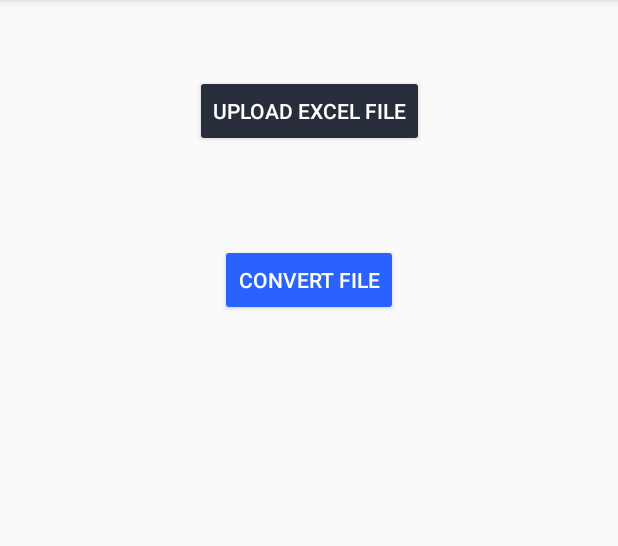
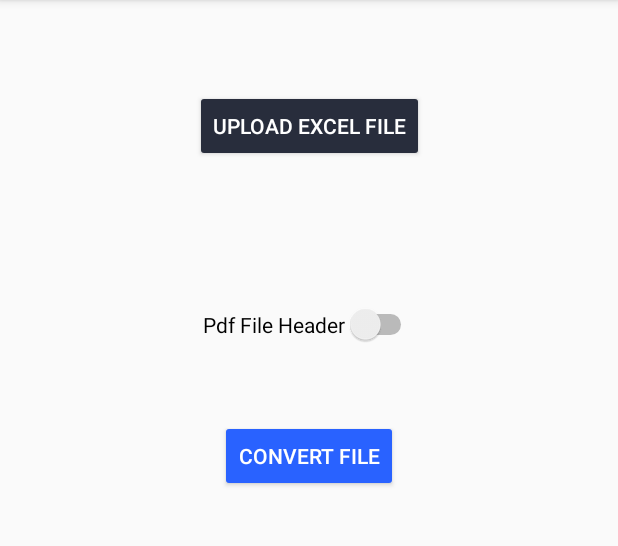
Before and after one commit to descifrador17/ExcelToPDF, an Android app: the screen it shows after launch (MainActivity), after a tap on "UPLOAD EXCEL FILE", on a phone screen of 412 x 824 dp, the part 84-630 px from its top. Run offline under Robolectric (Android 15) with nearby library versions, the phone set to English and light mode, and no system bars.

Commit message:
GoogleResponses To PDF Converter Initial Commit

```diff
--- a/app/build.gradle
+++ b/app/build.gradle
@@ -37,6 +37,7 @@ dependencies {
     implementation 'androidx.core:core-ktx:1.3.0'
     implementation 'androidx.appcompat:appcompat:1.1.0'
     implementation 'androidx.constraintlayout:constraintlayout:1.1.3'
+    implementation 'com.google.android.gms:play-services-ads:18.3.0'
     testImplementation 'junit:junit:4.12'
     androidTestImplementation 'androidx.test.ext:junit:1.1.1'
     androidTestImplementation 'androidx.test.espresso:espresso-core:3.2.0'
--- a/app/src/main/java/com/descifrador/exceltopdf/MainActivity.kt
+++ b/app/src/main/java/com/descifrador/exceltopdf/MainActivity.kt
@@ -16,7 +16,6 @@ import kotlinx.android.synthetic.main.activity_main.*
 
 class MainActivity : AppCompatActivity() {
 
-
     override fun onCreate(savedInstanceState: Bundle?) {
         super.onCreate(savedInstanceState)
         setContentView(R.layout.activity_main)
@@ -24,7 +23,8 @@ class MainActivity : AppCompatActivity() {
         checkFilePermission()
 
         btnViewSDCard.setOnClickListener{
-            progressTextView.visibility = View.GONE
+            pdfFileHeaderRadio.visibility = View.VISIBLE
+            progressTextView.visibility = View.INVISIBLE
             val intent = Intent(Intent.ACTION_GET_CONTENT)
             val uri = Uri.parse(Environment.getExternalStorageDirectory().path + resources.getString(R.string.app_name))
             intent.setDataAndType(uri, "*/*")
@@ -50,7 +50,9 @@ class MainActivity : AppCompatActivity() {
                     convertView.setOnClickListener{
                         progressBar.visibility = View.VISIBLE
                         progressTextView.text = "Progress"
-                        val thread = BackgroundThread(filename,progressTextView,progressBar)
+                        val showHeader = pdfFileHeaderRadio.isChecked
+                        pdfFileHeaderRadio.visibility = View.INVISIBLE
+                        val thread = BackgroundThread(filename,progressTextView,progressBar,showHeader)
                         thread.start()
                     }
                 }
--- a/app/src/main/res/layout/activity_main.xml
+++ b/app/src/main/res/layout/activity_main.xml
@@ -11,7 +11,7 @@
         android:id="@+id/btnViewSDCard"
         android:layout_width="wrap_content"
         android:layout_height="wrap_content"
-        android:layout_marginTop="50dp"
+        android:layout_marginTop="60dp"
         android:backgroundTint="@color/colorPrimaryDark"
         android:text="Upload Excel File"
         android:textColor="#FFFFFF"
@@ -36,37 +36,47 @@
         style="?android:attr/progressBarStyleHorizontal"
         android:layout_width="0dp"
         android:layout_height="wrap_content"
+        android:layout_marginTop="50dp"
         android:indeterminate="true"
         android:indeterminateTint="@color/colorAccent"
         android:visibility="invisible"
-        app:layout_constraintBottom_toTopOf="@+id/progressTextView"
         app:layout_constraintEnd_toEndOf="parent"
         app:layout_constraintStart_toStartOf="parent"
-        app:layout_constraintTop_toBottomOf="@+id/convertView"
-        app:layout_constraintVertical_bias="1.0" />
+        app:layout_constraintTop_toBottomOf="@+id/convertView" />
 
     <Button
         android:id="@+id/convertView"
         android:layout_width="wrap_content"
         android:layout_height="wrap_content"
-        android:layout_marginTop="20dp"
+        android:layout_marginTop="50dp"
         android:backgroundTint="@color/colorAccent"
         android:text="Convert File"
         android:textColor="#FFFFFF"
         app:layout_constraintEnd_toEndOf="parent"
         app:layout_constraintStart_toStartOf="parent"
-        app:layout_constraintTop_toBottomOf="@+id/fileNameView" />
+        app:layout_constraintTop_toBottomOf="@+id/pdfFileHeaderRadio" />
 
     <TextView
         android:id="@+id/progressTextView"
         android:layout_width="wrap_content"
         android:layout_height="wrap_content"
-        android:layout_marginBottom="100dp"
         android:text="Progress"
         android:visibility="invisible"
         app:layout_constraintBottom_toBottomOf="parent"
         app:layout_constraintEnd_toEndOf="@+id/progressBar"
-        app:layout_constraintStart_toStartOf="@+id/progressBar" />
+        app:layout_constraintStart_toStartOf="@+id/progressBar"
+        app:layout_constraintTop_toBottomOf="@+id/progressBar"
+        app:layout_constraintVertical_bias="0.0" />
+
+    <Switch
+        android:id="@+id/pdfFileHeaderRadio"
+        android:layout_width="wrap_content"
+        android:layout_height="wrap_content"
+        android:layout_marginTop="50dp"
+        android:text="Pdf File Header"
+        app:layout_constraintEnd_toEndOf="@+id/fileNameView"
+        app:layout_constraintStart_toStartOf="@+id/fileNameView"
+        app:layout_constraintTop_toBottomOf="@+id/fileNameView" />
 
 
 </androidx.constraintlayout.widget.ConstraintLayout>
```
Also changed, not shown: app/src/main/java/com/descifrador/exceltopdf/BackgroundThread.kt (+11 -7 lines).
